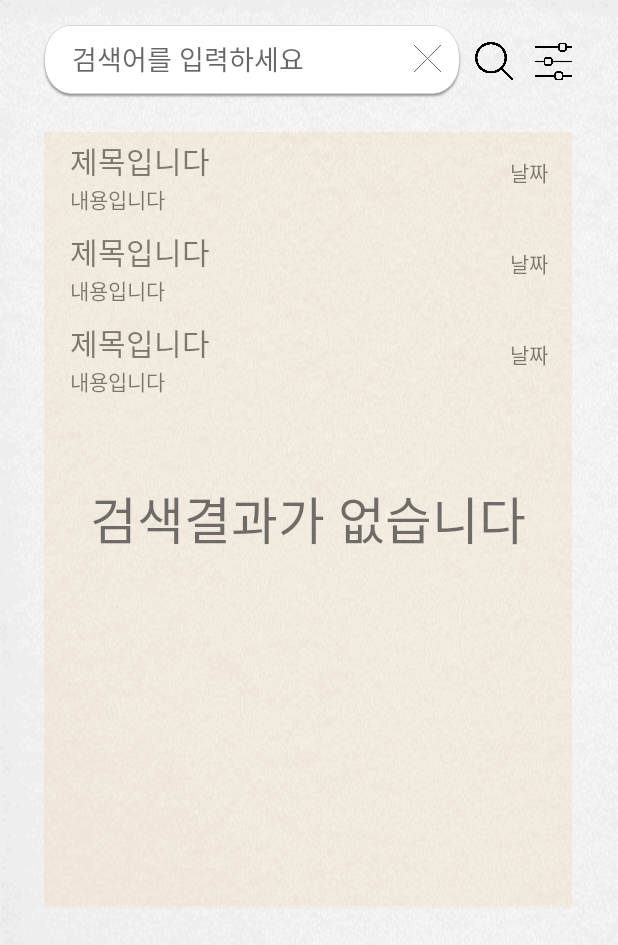
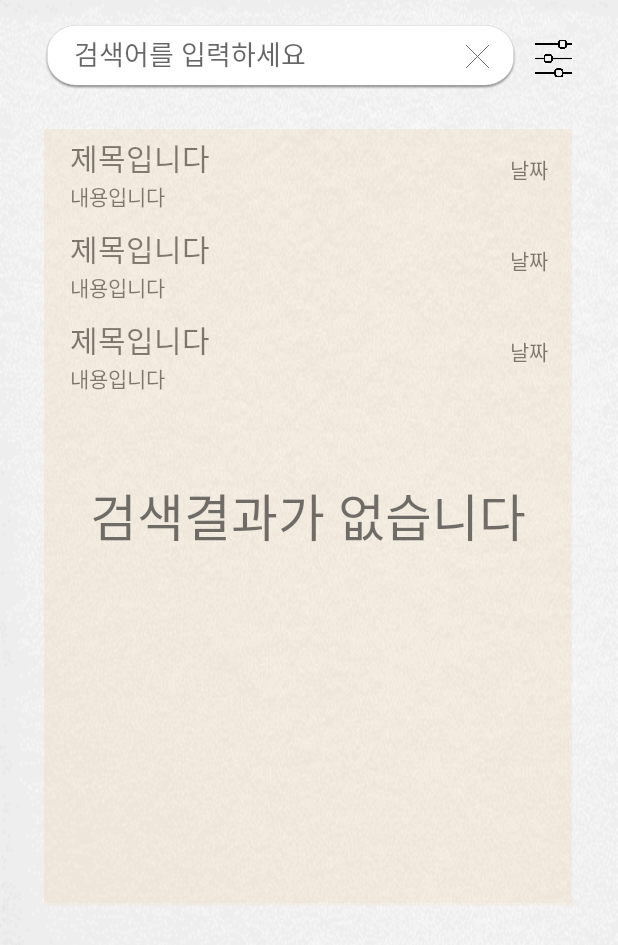
Before and after one commit to d-abing/ssgMemo, an Android app: the layout activity_search.xml on its own in the app's theme, with its tools: preview values and no code run, on a phone screen of 412 x 824 dp. Shown: the top 945 px of the screen. Run offline under Robolectric (Android 15) with nearby library versions, the phone set to English and light mode, and no system bars.

Commit message:
function 3 : 카테고리 추가 오류 해결, 검색 레이아웃 변경

```diff
--- a/app/src/main/java/com/example/ssgmemo/SqliteHelper.kt
+++ b/app/src/main/java/com/example/ssgmemo/SqliteHelper.kt
@@ -300,7 +300,7 @@ class SqliteHelper(context: Context, name: String, version: Int):
 		var sql = "SELECT idx FROM ctgr ORDER by datetime DESC LIMIT 1"
 		val rd = readableDatabase
 		val rs = rd.rawQuery(sql, null)
-		var result: Int? = null
+		var result = 0
 
 		if (rs.moveToNext()) {
 			result = rs.getInt(rs.getColumnIndex("idx"))
--- a/app/src/main/res/layout/activity_search.xml
+++ b/app/src/main/res/layout/activity_search.xml
@@ -9,50 +9,37 @@
     tools:context=".common.SearchActivity">
 
     <LinearLayout
-        android:layout_width="280dp"
-        android:layout_height="50dp"
+        android:layout_width="315dp"
+        android:layout_height="44dp"
         android:layout_marginTop="16dp"
         android:background="@drawable/search_bar"
         android:orientation="horizontal"
         app:layout_constraintEnd_toEndOf="parent"
-        app:layout_constraintHorizontal_bias="0.21"
+        app:layout_constraintHorizontal_bias="0.302"
         app:layout_constraintStart_toStartOf="parent"
         app:layout_constraintTop_toTopOf="parent">
 
         <EditText
             android:id="@+id/keyword"
-            android:layout_width="wrap_content"
-            android:layout_height="46dp"
+            android:layout_width="261dp"
+            android:layout_height="40dp"
             android:layout_marginLeft="20dp"
             android:background="#00FFFFFF"
             android:ems="10"
             android:hint="검색어를 입력하세요"
-            android:inputType="textPersonName"
-            android:imeOptions="actionDone"/>
+            android:imeOptions="actionDone"
+            android:inputType="textPersonName" />
 
         <ImageButton
             android:id="@+id/btnCancel"
-            android:layout_width="wrap_content"
-            android:layout_height="18dp"
-            android:layout_marginTop="14dp"
+            android:layout_width="15dp"
+            android:layout_height="20dp"
+            android:layout_marginTop="11dp"
             android:background="#00FFFFFF"
             android:scaleType="centerInside"
             android:tooltipText="p"
             app:srcCompat="@drawable/cancel" />
     </LinearLayout>
-
-    <ImageButton
-        android:id="@+id/btnSearch"
-        android:layout_width="25dp"
-        android:layout_height="25dp"
-        android:layout_marginTop="28dp"
-        android:layout_marginEnd="12dp"
-        android:background="#00FFFFFF"
-        android:scaleType="centerInside"
-        android:src="@drawable/search"
-        app:layout_constraintEnd_toStartOf="@+id/btnFilter"
-        app:layout_constraintTop_toTopOf="parent"
-        tools:src="@drawable/search" />
 
     <Spinner
         android:id="@+id/spinner2"
@@ -126,7 +113,7 @@
         android:id="@+id/btnFilter"
         android:layout_width="30dp"
         android:layout_height="30dp"
-        android:layout_marginTop="26dp"
+        android:layout_marginTop="24dp"
         android:layout_marginEnd="28dp"
         app:layout_constraintEnd_toEndOf="parent"
         app:layout_constraintTop_toTopOf="parent"
--- a/app/src/main/res/layout/recycler_view_item.xml
+++ b/app/src/main/res/layout/recycler_view_item.xml
@@ -37,4 +37,5 @@
         app:layout_constraintEnd_toEndOf="parent"
         app:layout_constraintStart_toStartOf="parent"
         app:layout_constraintTop_toTopOf="parent" />
+
 </androidx.constraintlayout.widget.ConstraintLayout>
```
Also changed, not shown: app/src/main/java/com/example/ssgmemo/adapter/RecyclerAdapter.kt (+7 -6 lines), app/src/main/java/com/example/ssgmemo/common/SearchActivity.kt (+0 -11 lines).
